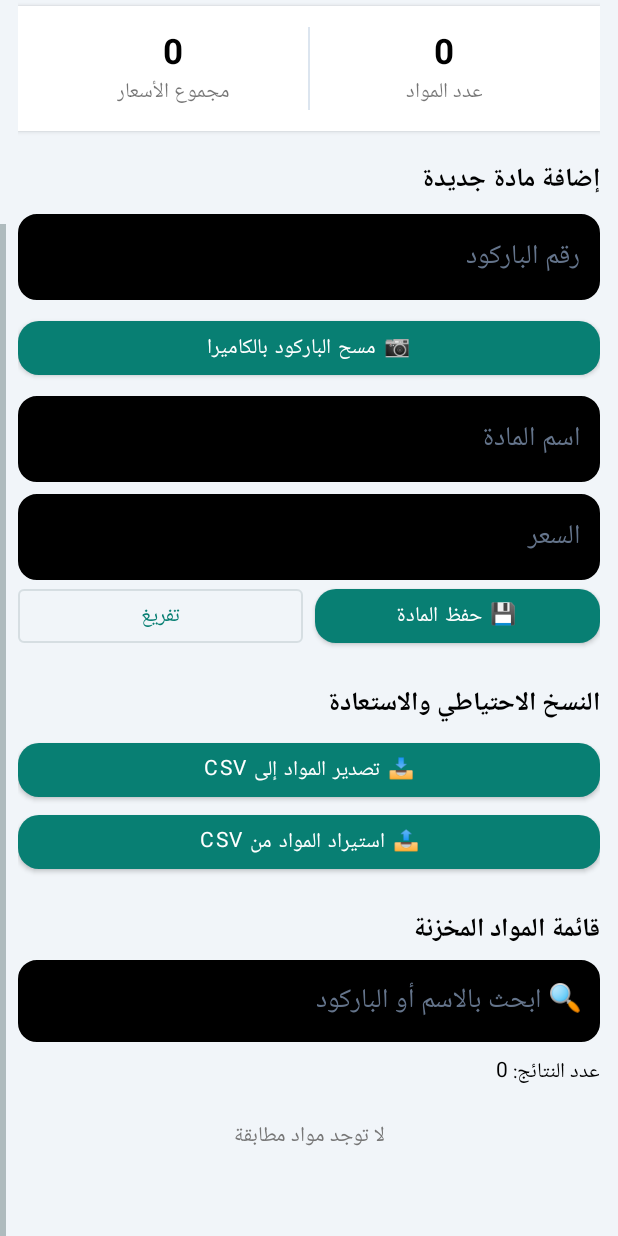
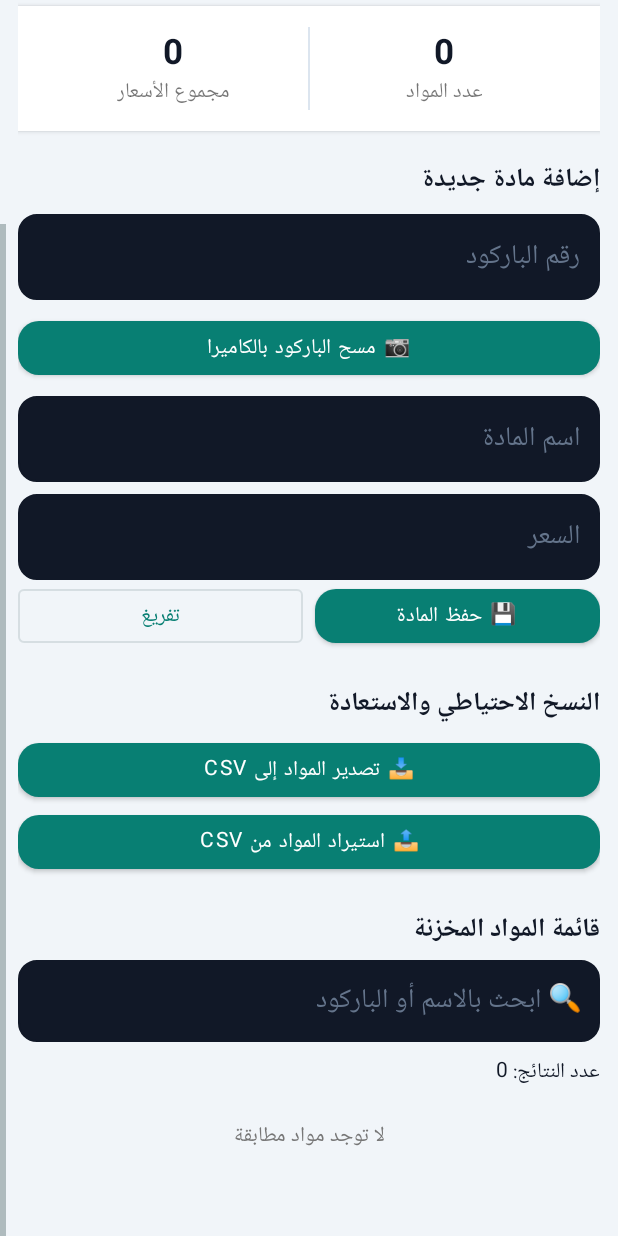
Before and after one commit to khaldonshhab/Kh, an Android app: the screen it shows after launch (MainActivity), scrolled down 182 dp, on a phone screen of 412 x 824 dp. Run offline under Robolectric (Android 15) with nearby library versions, the phone set to English and light mode, and no system bars.

Commit message:
Polish main screen text contrast

```diff
--- a/MiniMarketNative/app/src/main/res/layout/activity_main.xml
+++ b/MiniMarketNative/app/src/main/res/layout/activity_main.xml
@@ -15,7 +15,7 @@
             android:layout_width="match_parent"
             android:layout_height="wrap_content"
             android:text="🛒 ميني ماركت - إدارة الأسعار"
-            android:textColor="#000000"
+            android:textColor="#111827"
             android:textSize="21sp"
             android:textStyle="bold"
             android:gravity="center"
@@ -54,7 +54,7 @@
                     android:layout_width="wrap_content"
                     android:layout_height="wrap_content"
                     android:text="0"
-                    android:textColor="#000000"
+                    android:textColor="#111827"
                     android:textSize="23sp"
                     android:textStyle="bold"/>
                 <TextView
@@ -79,7 +79,7 @@
                     android:layout_width="wrap_content"
                     android:layout_height="wrap_content"
                     android:text="0"
-                    android:textColor="#000000"
+                    android:textColor="#111827"
                     android:textSize="23sp"
                     android:textStyle="bold"/>
                 <TextView
@@ -96,7 +96,7 @@
             android:text="إضافة مادة جديدة"
             android:textStyle="bold"
             android:textSize="17sp"
-            android:textColor="#000000"
+            android:textColor="#111827"
             android:paddingTop="18dp"
             android:paddingBottom="8dp"/>
 
@@ -108,7 +108,7 @@
             android:inputType="text"
             android:singleLine="true"
             android:padding="13dp"
-            android:backgroundTint="#000000"
+            android:backgroundTint="#111827"
             android:textColor="#111827"
             android:textColorHint="#64748B"
             android:background="@drawable/input_field_background"/>
@@ -129,7 +129,7 @@
             android:singleLine="true"
             android:padding="13dp"
             android:layout_marginTop="8dp"
-            android:backgroundTint="#000000"
+            android:backgroundTint="#111827"
             android:textColor="#111827"
             android:textColorHint="#64748B"
             android:background="@drawable/input_field_background"/>
@@ -143,7 +143,7 @@
             android:singleLine="true"
             android:padding="13dp"
             android:layout_marginTop="8dp"
-            android:backgroundTint="#000000"
+            android:backgroundTint="#111827"
             android:textColor="#111827"
             android:textColorHint="#64748B"
             android:background="@drawable/input_field_background"/>
@@ -174,7 +174,7 @@
             android:text="النسخ الاحتياطي والاستعادة"
             android:textStyle="bold"
             android:textSize="17sp"
-            android:textColor="#000000"
+            android:textColor="#111827"
             android:paddingTop="20dp"
             android:paddingBottom="5dp"/>
 
@@ -196,7 +196,7 @@
             android:text="قائمة المواد المخزنة"
             android:textStyle="bold"
             android:textSize="17sp"
-            android:textColor="#000000"
+            android:textColor="#111827"
             android:paddingTop="20dp"
             android:paddingBottom="5dp"/>
 
@@ -207,7 +207,7 @@
             android:hint="🔍 ابحث بالاسم أو الباركود"
             android:singleLine="true"
             android:padding="12dp"
-            android:backgroundTint="#000000"
+            android:backgroundTint="#111827"
             android:textColor="#111827"
             android:textColorHint="#64748B"
             android:background="@drawable/input_field_background"/>
@@ -217,7 +217,7 @@
             android:layout_width="match_parent"
             android:layout_height="wrap_content"
             android:text="عدد النتائج: 0"
-            android:textColor="#000000"
+            android:textColor="#111827"
             android:paddingTop="8dp"/>
 
         <LinearLayout
```
